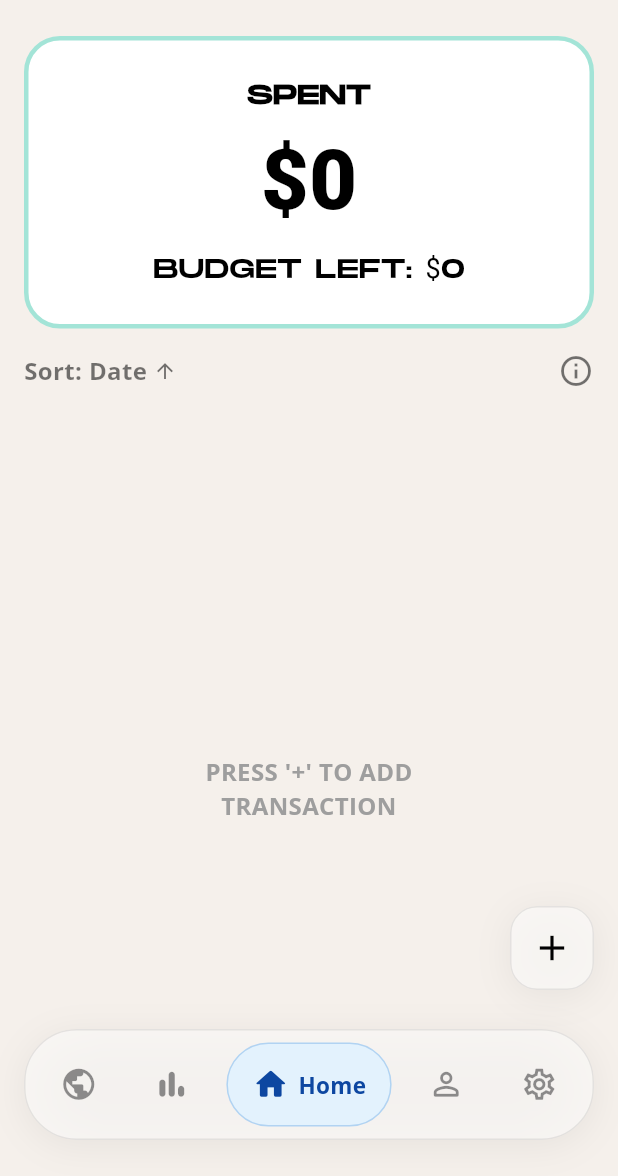
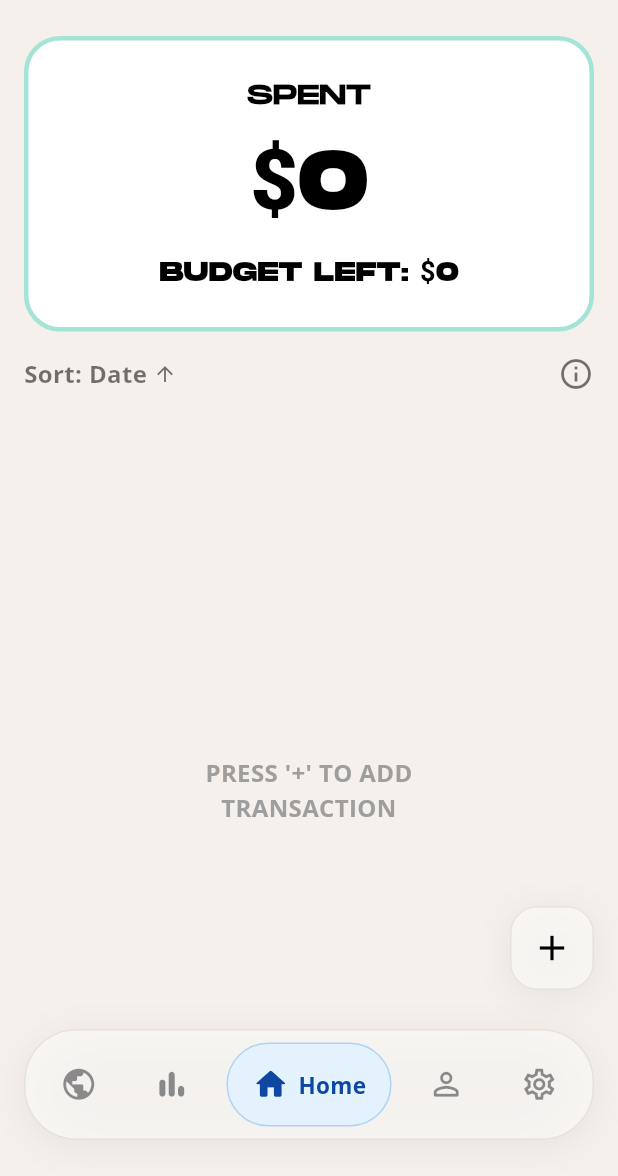
Before and after one commit to ngoleminhphuc1011/RADIX-finance-tracker-app, a Flutter app: the screen it shows after launch, on a phone screen of 412 x 824 dp, the part 60-1236 px from its top. Run offline on Flutter 3.47's test engine with Material 3 defaults, Android fonts, the phone set to English and light mode, and no system bars; our stand-ins replace fl_chart, google_fonts, shared_preferences, sqflite, sqflite_common_ffi_web; accounts and stored records are empty; Roboto replaces fonts that are missing (MonumentExtended-Bold).

Commit message:
fix: number font

```diff
--- a/lib/core/widgets/radix_currency_text.dart
+++ b/lib/core/widgets/radix_currency_text.dart
@@ -56,7 +56,7 @@ class RadixCurrencyText extends StatelessWidget {
         formattedAmount ?? currencyInfo.formatNumber(amount);
 
     final TextStyle numberStyle = TextStyle(
-      fontFamily: fontFamily,
+      fontFamily: fontFamily ?? 'MonumentExtended',
       fontSize: fontSize,
       fontWeight: fontWeight,
       color: effectiveColor,
--- a/lib/screens/graph/widgets/donut_chart_card.dart
+++ b/lib/screens/graph/widgets/donut_chart_card.dart
@@ -129,8 +129,8 @@ class DonutChartCard extends StatelessWidget {
                 ? categories[touchedIdx].amount
                 : totalSpent * effectiveProgress,
             fontSize: 22,
-            fontWeight: FontWeight.w600,
-            fontFamily: 'MonumentExtended-Regular',
+            fontWeight: FontWeight.w700,
+            fontFamily: 'MonumentExtended',
             color: locker.textPrimary,
           ),
         ),
--- a/lib/screens/home/home_screen.dart
+++ b/lib/screens/home/home_screen.dart
@@ -331,7 +331,7 @@ class _HomeScreenState extends State<HomeScreen> {
                 amount: widget.spent,
                 fontSize: isLandscape ? 42 : 55,
                 fontWeight: FontWeight.w900,
-                fontFamily: 'MonumentExtended-Bold',
+                fontFamily: 'MonumentExtended',
                 color: locker.textPrimary,
               ),
             ),
@@ -342,8 +342,8 @@ class _HomeScreenState extends State<HomeScreen> {
                 prefix: 'BUDGET LEFT: ',
                 amount: widget.budgetLeft,
                 fontSize: isLandscape ? 15 : 18,
-                fontWeight: FontWeight.w400,
-                fontFamily: 'MonumentExtended-Regular',
+                fontWeight: FontWeight.w700,
+                fontFamily: 'MonumentExtended',
                 color: isOverBudget ? _premiumPastelRed : locker.textPrimary,
               ),
             ),
--- a/lib/screens/home/widgets/edit_morph_dialog.dart
+++ b/lib/screens/home/widgets/edit_morph_dialog.dart
@@ -218,7 +218,7 @@ void showEditMorphDialog(
                                     ),
                                 textAlign: TextAlign.center,
                                 style: TextStyle(
-                                  fontFamily: 'MonumentExtended-Regular',
+                                  fontFamily: 'MonumentExtended',
                                   fontSize: isLandscape ? 36 : 50,
                                   fontWeight: FontWeight.w800,
                                   color: amountColor,
```
Also changed, not shown: lib/screens/graph/widgets/category_breakdown_list.dart (+4 -3 lines), lib/screens/home/widgets/add_transaction_dialog.dart (+5 -2 lines), lib/screens/home/widgets/budget_input_dialog.dart (+5 -3 lines).
